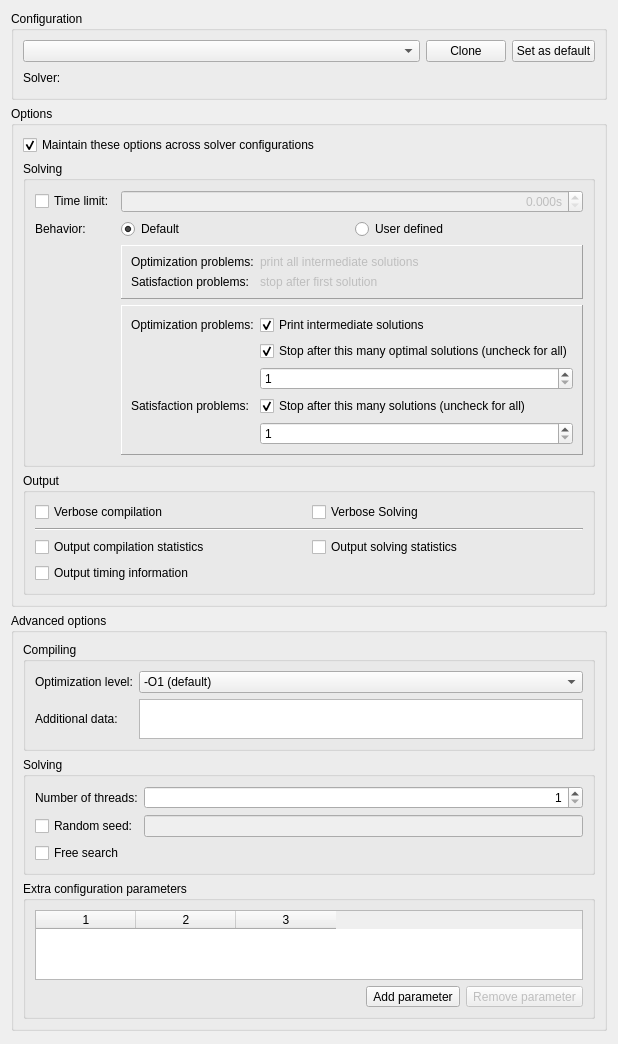
Before: the Qt Designer form MiniZincIDE/configwindow.ui in MiniZinc/MiniZincIDE, drawn with Qt 5.
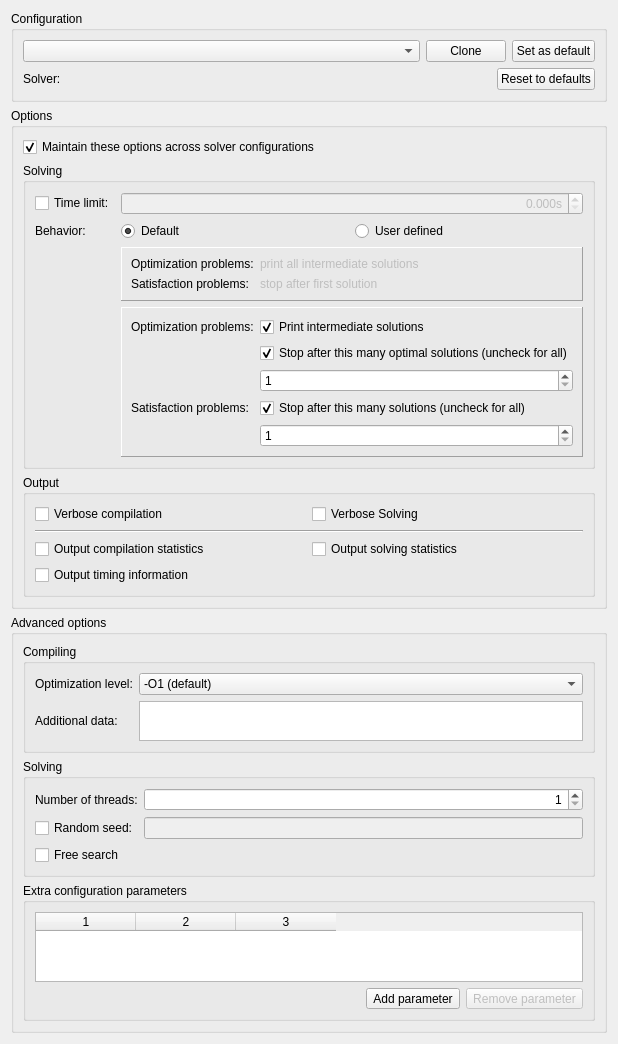
After: the same form once the commit is applied.

Commit message: Re-enable solver config reset button for builtin solvers

The edit to the form file:
```diff
--- a/MiniZincIDE/configwindow.ui
+++ b/MiniZincIDE/configwindow.ui
@@ -102,6 +102,13 @@
                  </property>
                 </spacer>
                </item>
+               <item>
+                <widget class="QPushButton" name="reset_pushButton">
+                 <property name="text">
+                  <string>Reset to defaults</string>
+                 </property>
+                </widget>
+               </item>
               </layout>
              </item>
             </layout>
```
The commit also changes 2 other files.
